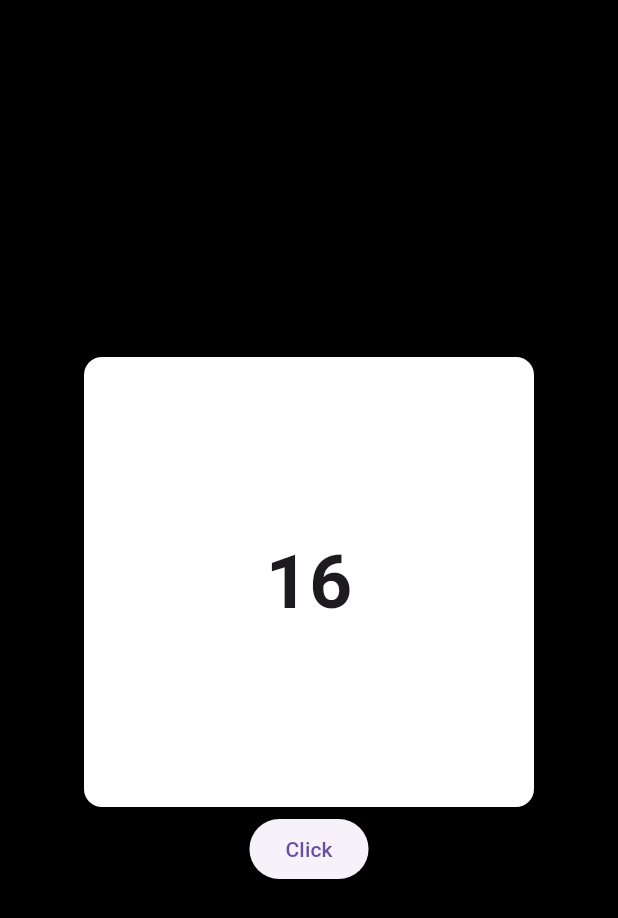
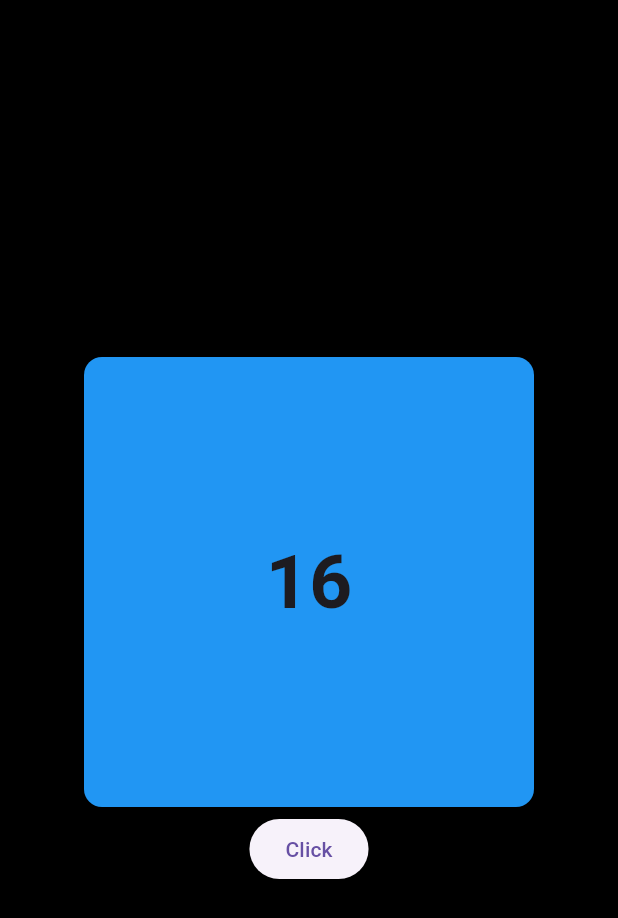
Before and after one commit to HikaruKusanagi27/tutorial_ifstatement_app, a Flutter app: the screen it shows after launch, on a phone screen of 412 x 824 dp. Shown: the top 918 px of the screen. Run offline on Flutter 3.47's test engine with Material 3 defaults, Android fonts, the light colour scheme and no system bars.

Commit message:
feat: コミット

```diff
--- a/lib/main.dart
+++ b/lib/main.dart
@@ -27,6 +27,39 @@ class _MainAppState extends State<MainApp> {
               if (number <= 10)
                 Card(
                   color: Colors.red,
+                  child: SizedBox(
+                    width: 300,
+                    height: 300,
+                    child: Center(
+                      child: Text(
+                        '$number', // 1から100までの数字
+                        style: const TextStyle(
+                          fontSize: 50,
+                          fontWeight: FontWeight.bold,
+                        ),
+                      ),
+                    ),
+                  ),
+                )
+              else if (number >= 11 && number <= 20)
+                // より大きいか等しい」という意味です
+                // 左側の値が右側の値より大きいか、または等しい場合に真になります
+                // 例：11 >= 11 は真（true）です
+                // 例：12 >= 11 は真（true）です
+                // 例：10 >= 11 は偽（false）です
+
+                // &&（論理AND演算子）：
+                // 「かつ」という意味です
+                // 両側の条件が両方とも真（true）の場合にのみ、全体が真になります
+                // 例：A && B は、AとBの両方が真の時だけ真になります
+
+                // 「より小さいか等しい」という意味です
+                // 左側の値が右側の値より小さいか、または等しい場合に真になります
+                // 例：20 <= 20 は真（true）です
+                // 例：19 <= 20 は真（true）です
+                // 例：21 <= 20 は偽（false）です
+                Card(
+                  color: Colors.blue,
                   child: SizedBox(
                     width: 300,
                     height: 300,
```
